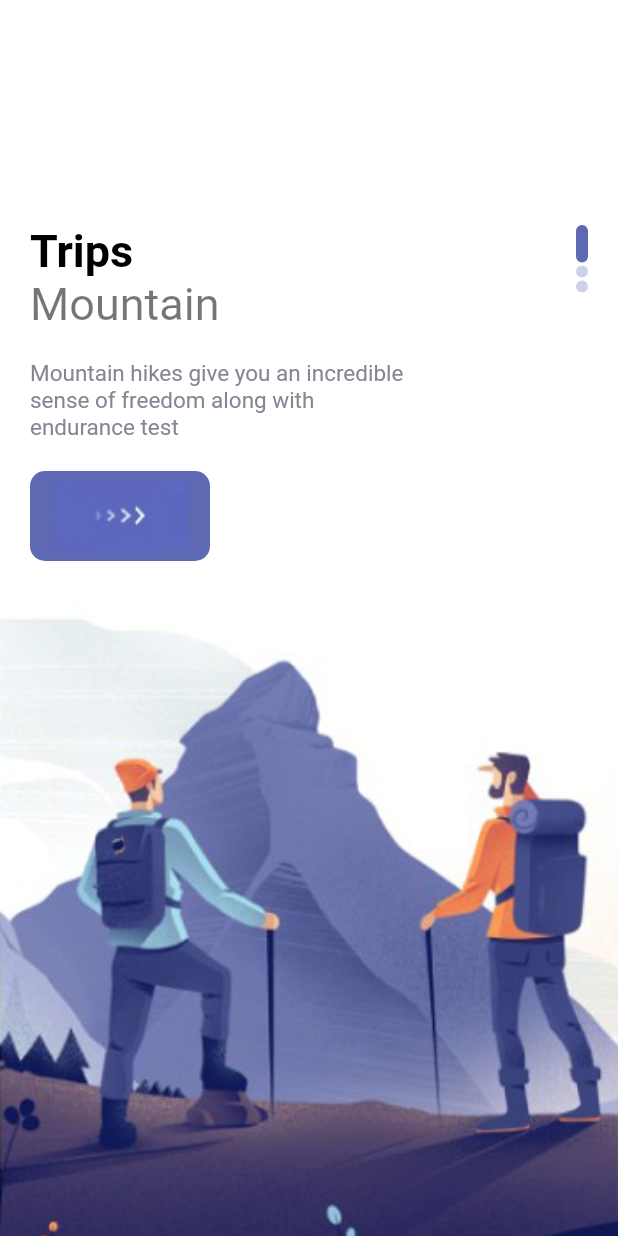
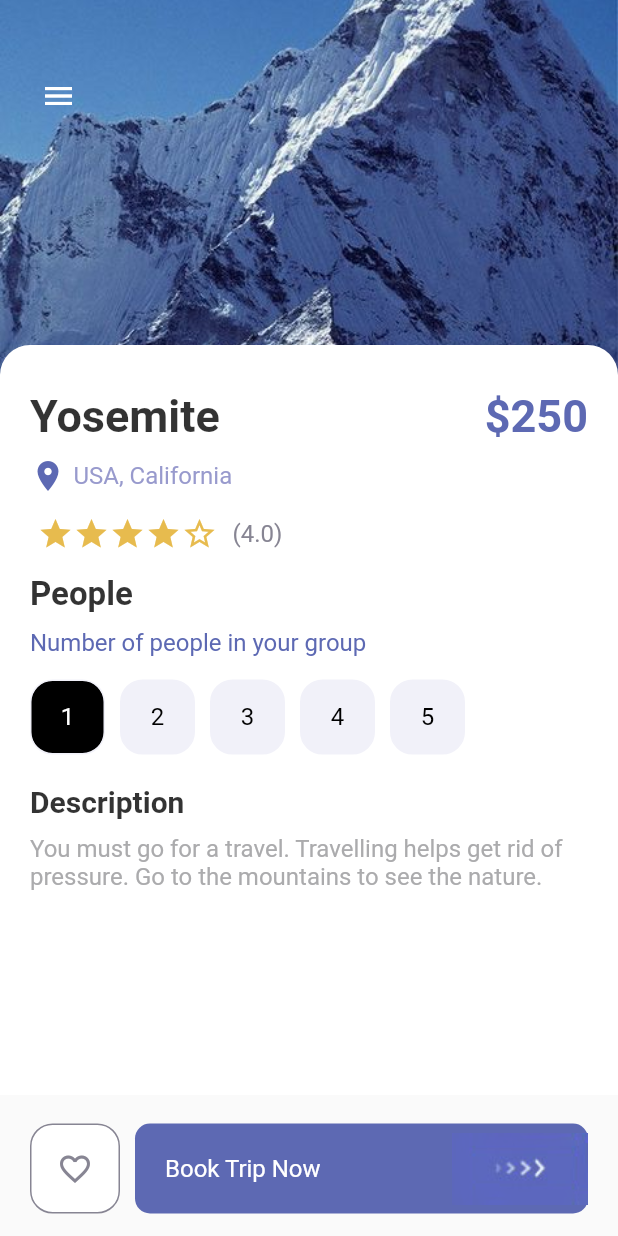
Before and after one commit to yousefshabaneg/flutter_cubit_app, a Flutter app: the screen it shows after launch, on a phone screen of 412 x 824 dp. Run offline on Flutter 3.47's test engine with Material 2 defaults, Android fonts, the phone set to English and light mode, and no system bars.

Commit message:
Finish Main/Detail Pages.

```diff
--- a/lib/main.dart
+++ b/lib/main.dart
@@ -1,5 +1,9 @@
 import 'package:flutter/material.dart';
+import 'package:flutter_cubit_appp/pages/nav_pages/main_page.dart';
 import 'package:flutter_cubit_appp/pages/welcome_page.dart';
+
+import 'pages/detail_page.dart';
+import 'pages/nav_pages/home_page.dart';
 
 void main() {
   runApp(const MyApp());
@@ -17,7 +21,7 @@ class MyApp extends StatelessWidget {
       theme: ThemeData(
         primarySwatch: Colors.blue,
       ),
-      home: WelcomePage(),
+      home: DetailPage(),
     );
   }
 }
--- /dev/null
+++ b/lib/pages/detail_page.dart
@@ -0,0 +1,184 @@
+import 'package:flutter/material.dart';
+import 'package:flutter_cubit_appp/misc/colors.dart';
+import 'package:flutter_cubit_appp/widgets/app_buttons.dart';
+import 'package:flutter_cubit_appp/widgets/app_large_text.dart';
+import 'package:flutter_cubit_appp/widgets/app_text.dart';
+import 'package:flutter_cubit_appp/widgets/responsive_button.dart';
+
+class DetailPage extends StatefulWidget {
+  const DetailPage({Key? key}) : super(key: key);
+
+  @override
+  State<DetailPage> createState() => _DetailPageState();
+}
+
+class _DetailPageState extends State<DetailPage> {
+  int selectedIndex = 0;
+  @override
+  Widget build(BuildContext context) {
+    return Scaffold(
+      body: Container(
+        height: double.maxFinite,
+        width: double.maxFinite,
+        child: Stack(
+          children: [
+            Positioned(
+              left: 0,
+              right: 0,
+              child: Container(
+                width: double.maxFinite,
+                height: 350,
+                decoration: BoxDecoration(
+                  image: DecorationImage(
+                      image: AssetImage("img/mountain.jpeg"),
+                      fit: BoxFit.cover),
+                ),
+              ),
+            ),
+            Positioned(
+              left: 15,
+              top: 40,
+              child: Row(
+                children: [
+                  IconButton(
+                    onPressed: () {},
+                    icon: Icon(
+                      Icons.menu,
+                      color: Colors.white,
+                    ),
+                  ),
+                ],
+              ),
+            ),
+            Positioned(
+              top: 230,
+              child: Container(
+                padding: const EdgeInsets.only(left: 20, right: 20, top: 30),
+                width: MediaQuery.of(context).size.width,
+                height: 500,
+                decoration: BoxDecoration(
+                  color: Colors.white,
+                  borderRadius: BorderRadius.only(
+                    topLeft: Radius.circular(20),
+                    topRight: Radius.circular(20),
+                  ),
+                ),
+                child: Column(
+                  crossAxisAlignment: CrossAxisAlignment.start,
+                  children: [
+                    Row(
+                      mainAxisAlignment: MainAxisAlignment.spaceBetween,
+                      children: [
+                        AppLargeText(
+                            text: "Yosemite",
+                            color: Colors.black.withOpacity(0.8)),
+                        AppLargeText(text: "\$250", color: AppColors.mainColor),
+                      ],
+                    ),
+                    SizedBox(height: 10),
+                    Row(
+                      children: [
+                        Icon(Icons.location_on, color: AppColors.mainColor),
+                        SizedBox(width: 5),
+                        AppText(
+                          text: "USA, California",
+                          color: AppColors.textColor1,
+                        ),
+                      ],
+                    ),
+                    SizedBox(height: 15),
+                    Container(
+                      padding: const EdgeInsets.only(left: 5),
+                      child: Row(
+                        children: [
+                          Wrap(
+                            children: List.generate(
+                              5,
+                              (index) => Icon(
+                                  index < 4 ? Icons.star : Icons.star_border,
+                                  color: AppColors.starColor),
+                            ),
+                          ),
+                          SizedBox(width: 10),
+                          AppText(
+                            text: "(4.0)",
+                            color: AppColors.textColor2,
+                          ),
+                        ],
+                      ),
+                    ),
+                    SizedBox(height: 15),
+                    AppLargeText(
+                      text: "People",
+                      color: Colors.black.withOpacity(0.8),
+                      size: 22,
+                    ),
+                    SizedBox(height: 10),
+                    AppText(
+                      text: "Number of people in your group",
+                      color: AppColors.mainColor,
+                    ),
+                    SizedBox(height: 15),
+                    Wrap(
+                      children: List.generate(
+                        5,
+                        (index) => InkWell(
+                          onTap: () {
+                            setState(() {
+                              selectedIndex = index;
+                            });
+                          },
+                          child: AppButton(
+                            size: 50,
+                            color: index == selectedIndex
+                                ? Colors.white
+                                : Colors.black,
+                            backgroundColor: index == selectedIndex
+                                ? Colors.black
+                                : AppColors.buttonBackground,
+                            borderColor: AppColors.buttonBackground,
+                            text: "${(index + 1).toString()}",
+                          ),
+                        ),
+                      ),
+                    ),
+                    SizedBox(height: 20),
+                    AppLargeText(
+                      text: "Description",
+                      color: Colors.black.withOpacity(0.8),
+                      size: 20,
+                    ),
+                    SizedBox(height: 10),
+                    AppText(
+                      text:
+                          "You must go for a travel. Travelling helps get rid of pressure. Go to the mountains to see the nature.",
+                      color: AppColors.mainTextColor,
+                    )
+                  ],
+                ),
+              ),
+            ),
+            Positioned(
+              bottom: 15,
+              left: 20,
+              right: 20,
+              child: Row(
+                children: [
+                  AppButton(
+                    size: 60,
+                    color: AppColors.textColor2,
+                    backgroundColor: Colors.white,
+                    borderColor: AppColors.textColor2,
+                    isIcon: true,
+                    icon: Icons.favorite_border_outlined,
+                  ),
+                  ResponsiveButton(isResponsive: true)
+                ],
+              ),
+            )
+          ],
+        ),
+      ),
+    );
+  }
+}
--- /dev/null
+++ b/lib/widgets/app_buttons.dart
@@ -0,0 +1,43 @@
+import 'package:flutter/material.dart';
+import 'package:flutter_cubit_appp/misc/colors.dart';
+import 'package:flutter_cubit_appp/widgets/app_text.dart';
+
+class AppButton extends StatelessWidget {
+  final Color color;
+  final Color backgroundColor;
+  final Color borderColor;
+  double size;
+  bool isIcon;
+  IconData? icon;
+  String? text;
+  AppButton({
+    Key? key,
+    required this.size,
+    required this.color,
+    required this.backgroundColor,
+    required this.borderColor,
+    this.text = "Hi",
+    this.isIcon = false,
+    this.icon,
+  }) : super(key: key);
+
+  @override
+  Widget build(BuildContext context) {
+    return Container(
+      margin: const EdgeInsets.only(right: 10),
+      width: size,
+      height: size,
+      decoration: BoxDecoration(
+        color: backgroundColor,
+        border: Border.all(
+          color: borderColor,
+          width: 1,
+        ),
+        borderRadius: BorderRadius.circular(15),
+      ),
+      child: isIcon
+          ? Center(child: Icon(icon, color: color))
+          : Center(child: AppText(text: text!, color: color)),
+    );
+  }
+}
--- a/lib/widgets/responsive_button.dart
+++ b/lib/widgets/responsive_button.dart
@@ -1,29 +1,39 @@
 import 'package:flutter/material.dart';
 import 'package:flutter_cubit_appp/misc/colors.dart';
+import 'package:flutter_cubit_appp/widgets/app_text.dart';
 
 class ResponsiveButton extends StatelessWidget {
-  bool? isResponsive;
+  bool isResponsive;
   double? width;
   ResponsiveButton({
     Key? key,
-    this.width,
+    this.width = 120,
     this.isResponsive = false,
   }) : super(key: key);
 
   @override
   Widget build(BuildContext context) {
-    return Container(
-      width: width,
+    return Flexible(
+      child: Container(
+        width: isResponsive ? double.maxFinite : width,
         height: 60,
         decoration: BoxDecoration(
           borderRadius: BorderRadius.circular(10),
           color: AppColors.mainColor,
         ),
         child: Row(
-        mainAxisAlignment: MainAxisAlignment.center,
+          mainAxisAlignment: isResponsive
+              ? MainAxisAlignment.spaceBetween
+              : MainAxisAlignment.center,
           children: [
+            isResponsive
+                ? Container(
+                    margin: const EdgeInsets.only(left: 20),
+                    child: AppText(text: "Book Trip Now", color: Colors.white))
+                : Container(),
             Image.asset("img/button-one.png"),
           ],
+        ),
       ),
     );
   }
```
Also changed, not shown: lib/pages/nav_pages/bar_item_page.dart (added, +12 -0 lines), lib/pages/nav_pages/home_page.dart (added, +207 -0 lines), lib/pages/nav_pages/main_page.dart (added, +53 -0 lines), lib/pages/nav_pages/my_page.dart (added, +14 -0 lines), lib/pages/nav_pages/search_page.dart (added, +12 -0 lines), 1 other file. Lines whose indentation alone changed are shown as unchanged.
